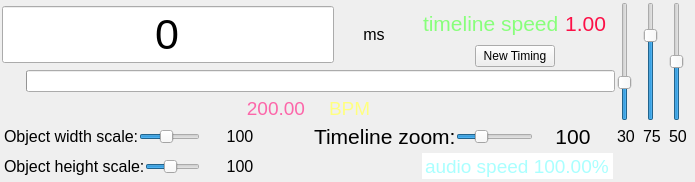
Qt form src/ui/controllers/timecontroller.ui (xiangCaO233/MusicMapMaker) before a commit.
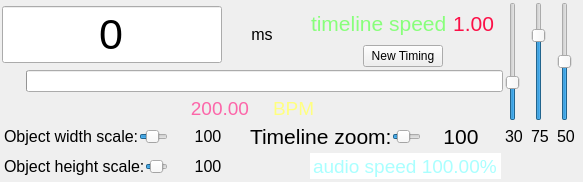
The same form after that commit. Icons and pictures are not drawn.

Diff of the .ui file:
```diff
--- a/src/ui/controllers/timecontroller.ui
+++ b/src/ui/controllers/timecontroller.ui
@@ -6,8 +6,8 @@
    <rect>
     <x>0</x>
     <y>0</y>
-    <width>695</width>
-    <height>182</height>
+    <width>583</width>
+    <height>158</height>
    </rect>
   </property>
   <property name="windowTitle">
@@ -168,7 +168,7 @@
          </item>
          <item>
           <widget class="QWidget" name="infomationwidget" native="true">
-           <layout class="QVBoxLayout" name="verticalLayout" stretch="0,1,0">
+           <layout class="QVBoxLayout" name="verticalLayout" stretch="1,0">
             <property name="spacing">
              <number>0</number>
             </property>
@@ -184,19 +184,6 @@
             <property name="bottomMargin">
              <number>0</number>
             </property>
-            <item>
-             <spacer name="verticalSpacer_2">
-              <property name="orientation">
-               <enum>Qt::Orientation::Vertical</enum>
-              </property>
-              <property name="sizeHint" stdset="0">
-               <size>
-                <width>20</width>
-                <height>11</height>
-               </size>
-              </property>
-             </spacer>
-            </item>
             <item>
              <widget class="QWidget" name="timelinespeedwidget" native="true">
               <layout class="QHBoxLayout" name="horizontalLayout_2">
@@ -408,6 +395,12 @@
          </item>
          <item>
           <widget class="QProgressBar" name="playprogress">
+           <property name="sizePolicy">
+            <sizepolicy hsizetype="Expanding" vsizetype="Fixed">
+             <horstretch>0</horstretch>
+             <verstretch>0</verstretch>
+            </sizepolicy>
+           </property>
            <property name="maximum">
             <number>10000</number>
            </property>
@@ -448,7 +441,7 @@
       </item>
       <item>
        <widget class="QWidget" name="speedaltcontroller" native="true">
-        <layout class="QGridLayout" name="gridLayout">
+        <layout class="QGridLayout" name="gridLayout" columnstretch="1,0,1">
          <property name="leftMargin">
           <number>2</number>
          </property>
```
